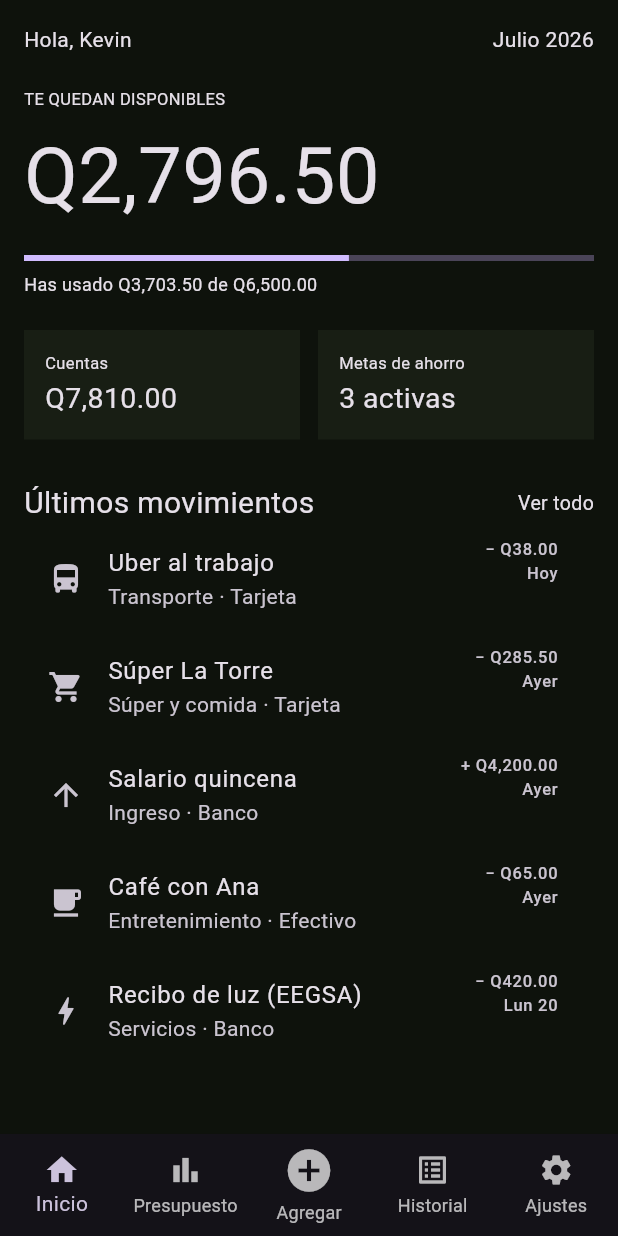
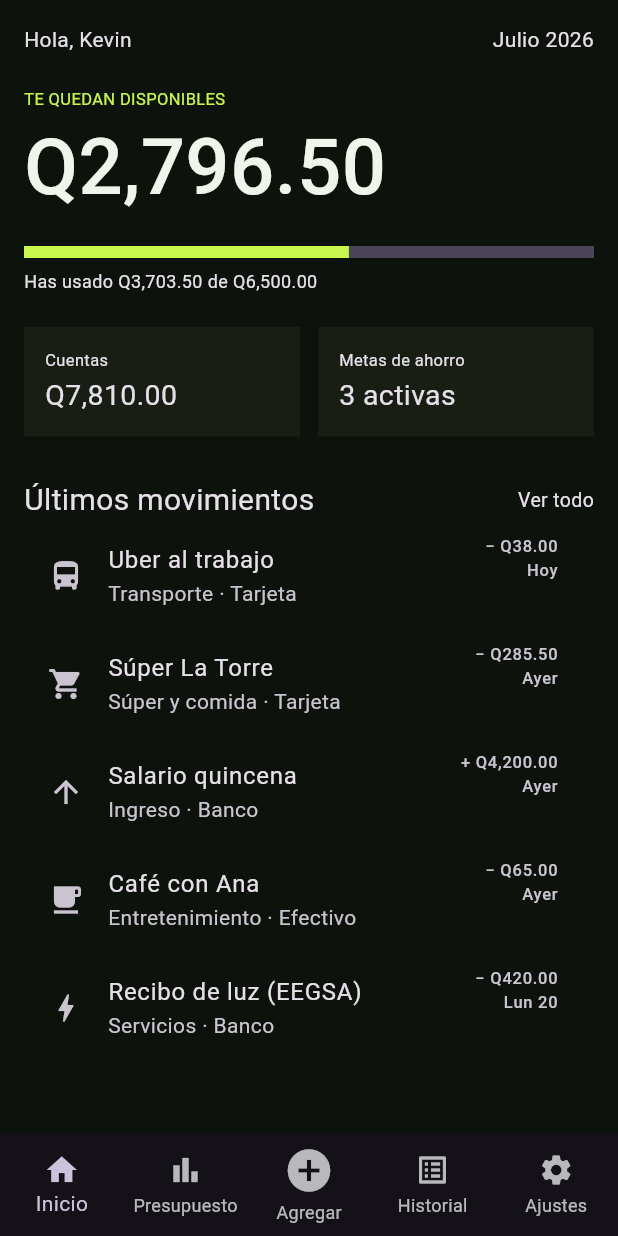
Before and after one commit to saulecch/inkash, a Flutter app: the screen it shows after launch, on a phone screen of 412 x 824 dp. Run offline on Flutter 3.47's test engine with Material 3 defaults, Android fonts, the phone set to English and light mode, and no system bars.

Commit message:
S06 aplicando el tema a los elementos

```diff
--- a/lib/main.dart
+++ b/lib/main.dart
@@ -40,11 +40,25 @@ class MyApp extends StatelessWidget {
               Column(
                 crossAxisAlignment: CrossAxisAlignment.start,
                 children: const [
-                  Text('TE QUEDAN DISPONIBLES', style: TextStyle(fontSize: 11)),
-                  SizedBox(height: 6),
-                  Text('Q2,796.50', style: TextStyle(fontSize: 52)),
+                  Text(
+                    'TE QUEDAN DISPONIBLES',
+                    style: TextStyle(fontSize: 11, color: kLima),
+                  ),
+                  Text(
+                    'Q2,796.50',
+                    style: TextStyle(
+                      fontSize: 52,
+                      color: kTexto,
+                      fontWeight: FontWeight.w500,
+                    ),
+                  ),
                   SizedBox(height: 16),
-                  LinearProgressIndicator(value: 0.57),
+                  LinearProgressIndicator(
+                    value: 0.57,
+                    color: kLima,
+                    minHeight: 8.0,
+                    // backgroundColor: Colors.blue,
+                  ),
                   SizedBox(height: 7),
                   Text(
                     'Has usado Q3,703.50 de Q6,500.00',
```
